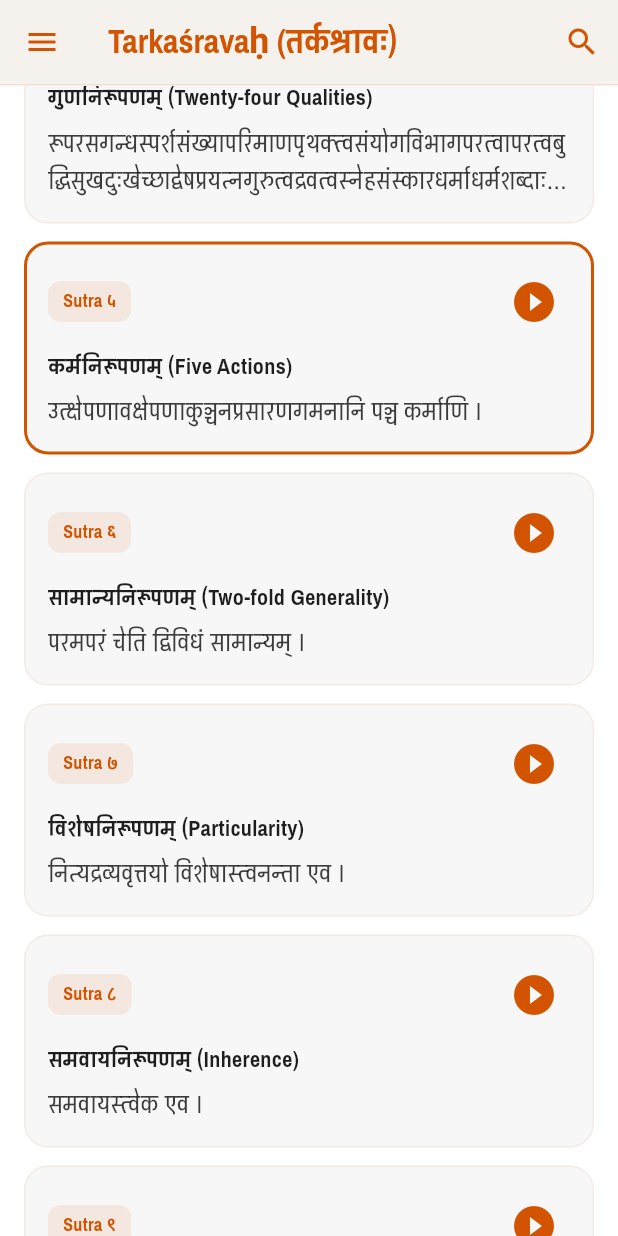
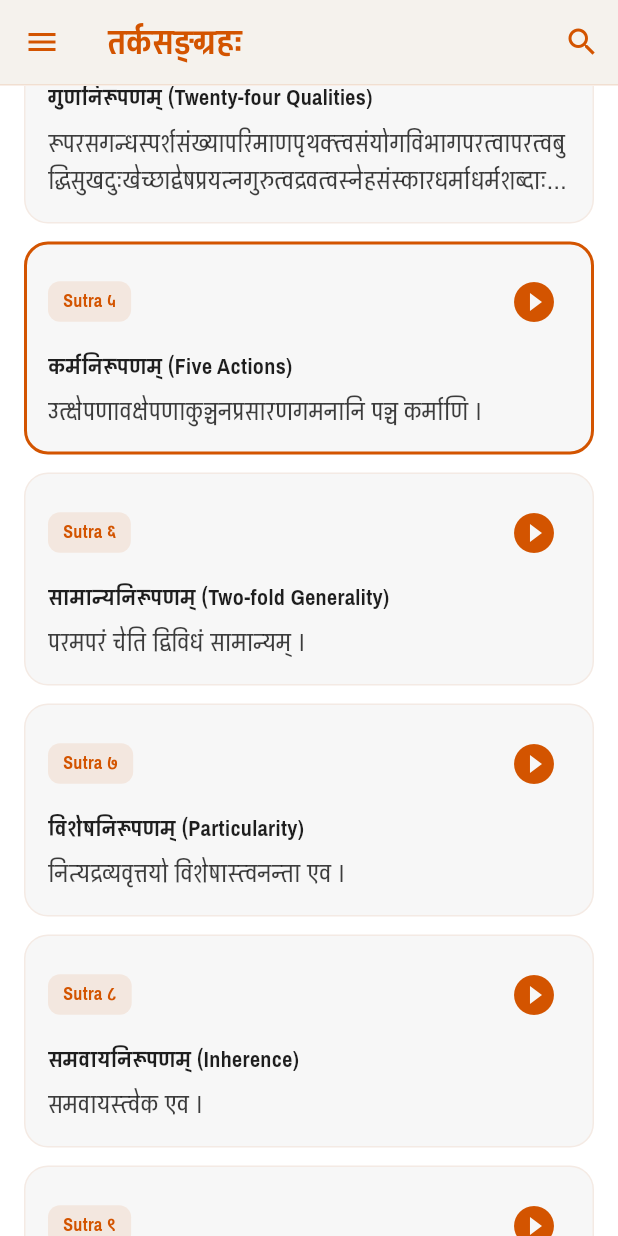
Before and after one commit to hangaritsch/tarkasravah, a Flutter app: the LibraryScreen screen opened directly, scrolled down 576 dp, after a tap on the "play circle filled" icon, on a phone screen of 412 x 824 dp. Run offline on Flutter 3.47's test engine with Material 3 defaults, Android fonts, the phone set to English and light mode, and no system bars; our stand-ins replace audioplayers; network calls fail.

Commit message:
Implement Multi-Grantha support, create GitHub Pages CMS, and build installable APK and iOS release packages

```diff
--- a/lib/main.dart
+++ b/lib/main.dart
@@ -1,7 +1,7 @@
 import 'package:flutter/material.dart';
 import 'package:provider/provider.dart';
 import 'providers/reader_provider.dart';
-import 'screens/library_screen.dart';
+import 'screens/grantha_list_screen.dart';
 
 void main() {
   WidgetsFlutterBinding.ensureInitialized();
@@ -39,7 +39,7 @@ class TarkaSravahApp extends StatelessWidget {
         ),
         fontFamily: 'PragatiNarrow',
       ),
-      home: const LibraryScreen(),
+      home: const GranthaListScreen(),
     );
   }
 }
--- /dev/null
+++ b/lib/models/grantha.dart
@@ -0,0 +1,39 @@
+class Grantha {
+  final String id;
+  final String title;
+  final String englishTitle;
+  final String author;
+  final String description;
+  final int sutraCount;
+
+  Grantha({
+    required this.id,
+    required this.title,
+    required this.englishTitle,
+    required this.author,
+    required this.description,
+    required this.sutraCount,
+  });
+
+  factory Grantha.fromJson(Map<String, dynamic> json) {
+    return Grantha(
+      id: json['id'] as String,
+      title: json['title'] as String,
+      englishTitle: json['english_title'] as String,
+      author: json['author'] as String,
+      description: json['description'] as String,
+      sutraCount: json['sutra_count'] as int,
+    );
+  }
+
+  Map<String, dynamic> toJson() {
+    return {
+      'id': id,
+      'title': title,
+      'english_title': englishTitle,
+      'author': author,
+      'description': description,
+      'sutra_count': sutraCount,
+    };
+  }
+}
--- /dev/null
+++ b/lib/screens/grantha_list_screen.dart
@@ -0,0 +1,255 @@
+import 'package:flutter/material.dart';
+import 'package:provider/provider.dart';
+import '../providers/reader_provider.dart';
+import '../widgets/app_drawer.dart';
+import 'library_screen.dart';
+
+class GranthaListScreen extends StatelessWidget {
+  const GranthaListScreen({super.key});
+
+  @override
+  Widget build(BuildContext context) {
+    final provider = Provider.of<ReaderProvider>(context);
+    final bg = provider.backgroundColor;
+    final text = provider.textColor;
+    final accent = provider.accentColor;
+    final cardBg = provider.cardBackgroundColor;
+    final secText = provider.secondaryTextColor;
+
+    return Scaffold(
+      backgroundColor: bg,
+      drawer: const AppDrawer(),
+      appBar: AppBar(
+        backgroundColor: bg,
+        elevation: 0,
+        iconTheme: IconThemeData(color: accent),
+        title: Text(
+          "Tarkaśravaḥ (तर्कश्रावः)",
+          style: TextStyle(
+            color: accent,
+            fontWeight: FontWeight.bold,
+            fontFamily: 'PragatiNarrow',
+            fontSize: 24,
+          ),
+        ),
+        bottom: PreferredSize(
+          preferredSize: const Size.fromHeight(1.0),
+          child: Divider(
+            height: 1.0,
+            thickness: 1.0,
+            color: accent.withAlpha(30),
+          ),
+        ),
+      ),
+      body: provider.isLoading
+          ? Center(
+              child: CircularProgressIndicator(
+                valueColor: AlwaysStoppedAnimation<Color>(accent),
+              ),
+            )
+          : provider.error != null
+              ? Center(
+                  child: Padding(
+                    padding: const EdgeInsets.all(24.0),
+                    child: Column(
+                      mainAxisAlignment: MainAxisAlignment.center,
+                      children: [
+                        Icon(Icons.error_outline, size: 48, color: accent),
+                        const SizedBox(height: 16),
+                        Text(
+                          provider.error!,
+                          textAlign: TextAlign.center,
+                          style: TextStyle(color: text, fontSize: 16),
+                        ),
+                        const SizedBox(height: 16),
+                        ElevatedButton(
+                          onPressed: () => provider.loadData(),
+                          style: ElevatedButton.styleFrom(
+                            backgroundColor: accent,
+                            foregroundColor: bg,
+                          ),
+                          child: const Text("Retry"),
+                        )
+                      ],
+                    ),
+                  ),
+                )
+              : Column(
+                  crossAxisAlignment: CrossAxisAlignment.start,
+                  children: [
+                    Padding(
+                      padding: const EdgeInsets.fromLTRB(20, 20, 20, 10),
+                      child: Column(
+                        crossAxisAlignment: CrossAxisAlignment.start,
+                        children: [
+                          Text(
+                            "Select Grantha / ग्रन्थचयनम्",
+                            style: TextStyle(
+                              color: text,
+                              fontWeight: FontWeight.bold,
+                              fontSize: 22,
+                              fontFamily: 'PragatiNarrow',
+                            ),
+                          ),
+                          const SizedBox(height: 4),
+                          Text(
+                            "Choose a text to read, listen, and explore",
+                            style: TextStyle(
+                              color: secText,
+                              fontSize: 14,
+                            ),
+                          ),
+                        ],
+                      ),
+                    ),
+                    Expanded(
+                      child: ListView.builder(
+                        padding: const EdgeInsets.symmetric(horizontal: 16, vertical: 8),
+                        itemCount: provider.granthas.length,
+                        itemBuilder: (context, index) {
+                          final grantha = provider.granthas[index];
+                          final isActive = provider.activeGrantha?.id == grantha.id;
+
+                          return Card(
+                            margin: const EdgeInsets.only(bottom: 16),
+                            color: cardBg,
+                            elevation: 0,
+                            shape: RoundedRectangleBorder(
+                              borderRadius: BorderRadius.circular(16),
+                              side: BorderSide(
+                                color: isActive ? accent : accent.withAlpha(20),
+                                width: isActive ? 2.0 : 1.0,
+                              ),
+                            ),
+                            child: InkWell(
+                              borderRadius: BorderRadius.circular(16),
+                              onTap: () async {
+                                await provider.setActiveGrantha(grantha);
+                                if (context.mounted) {
+                                  Navigator.push(
+                                    context,
+                                    MaterialPageRoute(
+                                      builder: (context) => const LibraryScreen(),
+                                    ),
+                                  );
+                                }
+                              },
+                              child: Padding(
+                                padding: const EdgeInsets.all(20.0),
+                                child: Column(
+                                  crossAxisAlignment: CrossAxisAlignment.start,
+                                  children: [
+                                    Row(
+                                      crossAxisAlignment: CrossAxisAlignment.start,
+                                      children: [
+                                        Expanded(
+                                          child: Column(
+                                            crossAxisAlignment: CrossAxisAlignment.start,
+                                            children: [
+                                              // Sanskrit Title
+                                              Text(
+                                                grantha.title,
+                                                style: TextStyle(
+                                                  fontFamily: 'PragatiNarrow',
+                                                  fontSize: 24,
+                                                  fontWeight: FontWeight.bold,
+                                                  color: accent,
+                                                ),
+                                              ),
+                                              const SizedBox(height: 2),
+                                              // English Title
+                                              Text(
+                                                grantha.englishTitle,
+                                                style: TextStyle(
+                                                  fontSize: 16,
+                                                  fontWeight: FontWeight.w600,
+                                                  color: text,
+                                                ),
+                                              ),
+                                            ],
+                                          ),
+                                        ),
+                                        // Badge
+                                        Container(
+                                          padding: const EdgeInsets.symmetric(horizontal: 10, vertical: 4),
+                                          decoration: BoxDecoration(
+                                            color: accent.withAlpha(25),
+                                            borderRadius: BorderRadius.circular(8),
+                                          ),
+                                          child: Text(
+                                            "${grantha.sutraCount} Sutras",
+                                            style: TextStyle(
+                                              color: accent,
+                                              fontWeight: FontWeight.bold,
+                                              fontSize: 12,
+                                            ),
+                                          ),
+                                        ),
+                                      ],
+                                    ),
+                                    const SizedBox(height: 12),
+                                    // Author
+                                    Row(
+                                      children: [
+                                        Icon(Icons.person_outline, size: 16, color: secText),
+                                        const SizedBox(width: 6),
+                                        Text(
+                                          "Author: ${grantha.author}",
+                                          style: TextStyle(
+                                            fontSize: 13,
+                                            fontWeight: FontWeight.w500,
+                                            color: secText,
+                                          ),
+                                        ),
+                                      ],
+                                    ),
+                                    const SizedBox(height: 8),
+                                    // Description
+                                    Text(
+                                      grantha.description,
+                                      style: TextStyle(
+                                        fontSize: 13,
+                                        color: text.withAlpha(180),
+                                        height: 1.4,
+                                      ),
+                                    ),
+                                    const SizedBox(height: 16),
+                                    Row(
+                                      mainAxisAlignment: MainAxisAlignment.end,
+                                      children: [
+                                        if (isActive) ...[
+                                          Icon(Icons.check_circle, color: Colors.green, size: 18),
+                                          const SizedBox(width: 6),
+                                          Text(
+                                            "Currently Selected",
+                                            style: TextStyle(
+                                              color: Colors.green,
+                                              fontSize: 12,
+                                              fontWeight: FontWeight.bold,
+                                            ),
+                                          ),
+                                          const SizedBox(width: 12),
+                                        ],
+                                        Text(
+                                          "Open Reader →",
+                                          style: TextStyle(
+                                            color: accent,
+                                            fontSize: 13,
+                                            fontWeight: FontWeight.bold,
+                                          ),
+                                        ),
+                                      ],
+                                    ),
+                                  ],
+                                ),
+                              ),
+                            ),
+                          );
+                        },
+                      ),
+                    ),
+                  ],
+                ),
+    );
+  }
+}
--- a/lib/screens/library_screen.dart
+++ b/lib/screens/library_screen.dart
@@ -26,7 +26,7 @@ class LibraryScreen extends StatelessWidget {
         elevation: 0,
         iconTheme: IconThemeData(color: accent),
         title: Text(
-          "Tarkaśravaḥ (तर्कश्रावः)",
+          provider.activeGrantha?.title ?? "Library",
           style: TextStyle(
             color: accent,
             fontWeight: FontWeight.bold,
--- a/pubspec.yaml
+++ b/pubspec.yaml
@@ -65,8 +65,7 @@ flutter:
   uses-material-design: true
 
   assets:
-    - assets/data/tarkasangraha.json
-    - assets/data/dictionary.json
+    - assets/data/
     - assets/audio/
 
   fonts:
```
Also changed, not shown: assets/data/granthas.json (added, +18 -0 lines), assets/data/muktavali.json (added, +11 -0 lines), lib/providers/reader_provider.dart (+229 -87 lines), lib/widgets/app_drawer.dart (+45 -6 lines), 5 other files.
